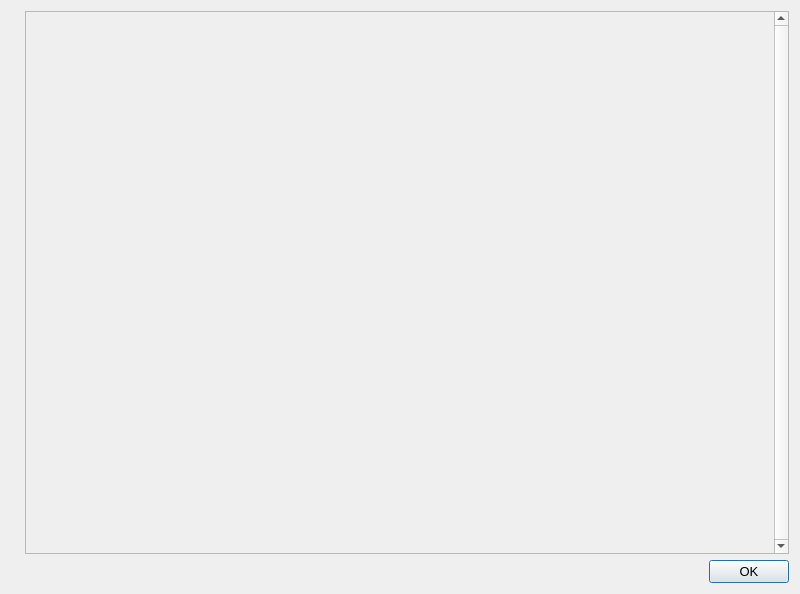
This is src/qt/forms/helpmessagedialog.ui in Anoncoin/anoncoin as Qt 5 draws it before an edit. The edited form follows.
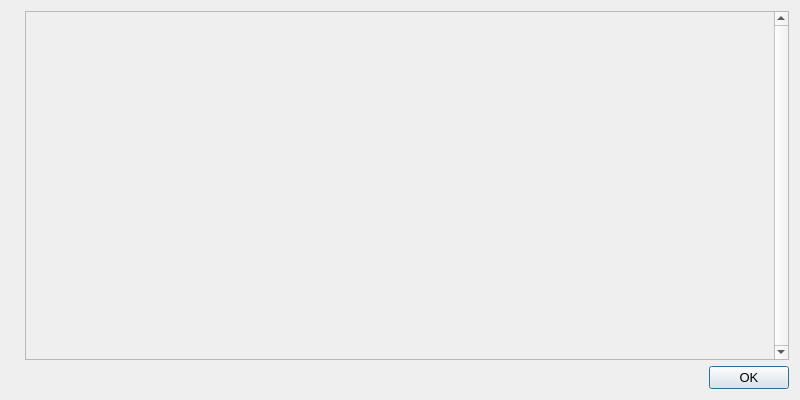
This is the edited form. Icons and pictures are not drawn.

```diff
--- a/src/qt/forms/helpmessagedialog.ui
+++ b/src/qt/forms/helpmessagedialog.ui
@@ -7,7 +7,7 @@
     <x>0</x>
     <y>0</y>
     <width>800</width>
-    <height>594</height>
+    <height>400</height>
    </rect>
   </property>
   <property name="font">
@@ -54,11 +54,6 @@
         <layout class="QVBoxLayout" name="verticalLayout_2">
          <item>
           <widget class="QLabel" name="helpMessageLabel">
-           <property name="font">
-            <font>
-             <family>Terminal</family>
-            </font>
-           </property>
            <property name="cursor">
             <cursorShape>IBeamCursor</cursorShape>
            </property>
```
Left out of the diff: 7 changed lines with no effect on the pictures.
